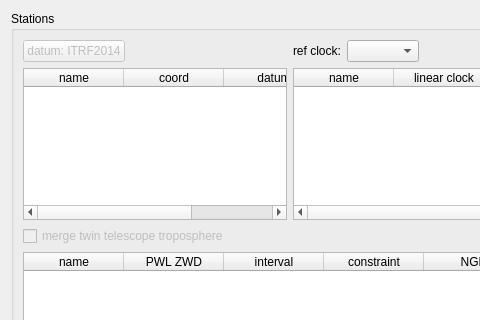
Qt form Widgets/solver.ui (TUW-VieVS/VieSchedppGUI) before a commit; both pictures show x 0 to 480 and y 0 to 320 of the 843 by 649 pixel window.
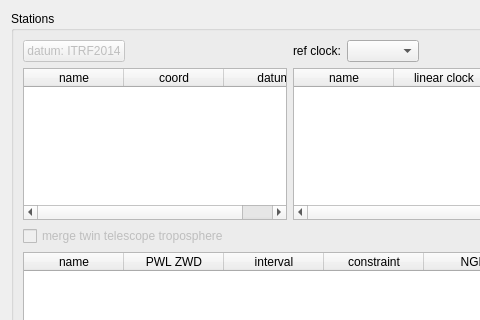
The same form after that commit.

Commit message: no adaptive decimal step size

```diff
--- a/Widgets/solver.ui
+++ b/Widgets/solver.ui
@@ -86,7 +86,7 @@
              </column>
              <column>
               <property name="text">
-               <string> </string>
+               <string/>
               </property>
              </column>
             </widget>
@@ -311,7 +311,7 @@
        </item>
       </layout>
      </widget>
-     <widget class="QWidget" name="">
+     <widget class="QWidget" name="layoutWidget">
       <layout class="QHBoxLayout" name="horizontalLayout_3">
        <item>
         <widget class="QGroupBox" name="groupBox_3">
```
Left out of the diff: 30 changed lines with no effect on the pictures. The commit also changes 1 other file.
